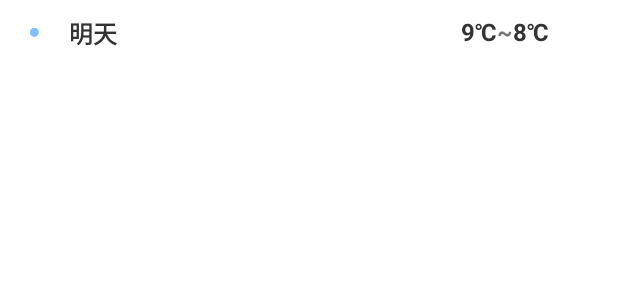
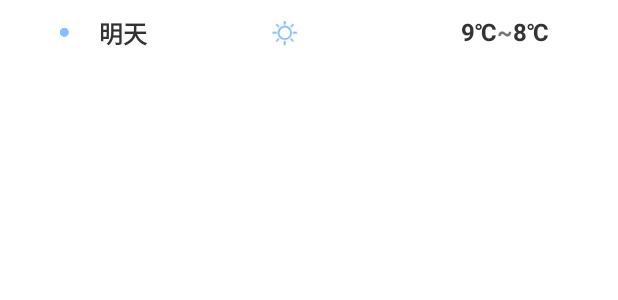
Before and after one commit to 2285-qw/weather, an Android app: the layout weather_item.xml on its own in the app's theme, with its tools: preview values and no code run, on a phone screen of 412 x 824 dp. Shown: the top 300 px of the screen. Run offline under Robolectric (Android 15) with nearby library versions, the phone set to English and light mode, and no system bars.

Commit message:
异步处理前修改

```diff
--- a/app/src/main/res/layout/mian.xml
+++ b/app/src/main/res/layout/mian.xml
@@ -7,6 +7,7 @@
     tools:context=".MainActivity">
 
     <ImageView
+        android:id="@+id/main_beijin"
         android:layout_width="match_parent"
         android:layout_height="wrap_content"
         android:scaleType="fitXY"
@@ -62,6 +63,7 @@
 
         <TextView
             android:id="@+id/time"
+            android:layout_marginTop="10dp"
             android:layout_width="wrap_content"
             android:layout_height="wrap_content"
             android:layout_gravity="center"
@@ -78,7 +80,8 @@
                 android:layout_width="match_parent"
                 android:layout_height="wrap_content"
                 android:scaleType="fitXY"
-                android:src="@mipmap/mian_back" />
+                android:src="@mipmap/mian_back"
+                android:layout_marginTop="50dp"/>
 
             <ListView
                 android:id="@+id/list_weather"
--- a/app/src/main/res/layout/weather_item.xml
+++ b/app/src/main/res/layout/weather_item.xml
@@ -4,7 +4,7 @@
     android:layout_height="match_parent"
     android:padding="10dp">
     <LinearLayout
-        android:layout_width="wrap_content"
+        android:layout_width="180dp"
         android:layout_height="wrap_content"
         android:layout_alignParentLeft="true"
         android:layout_marginLeft="10dp">
@@ -12,6 +12,7 @@
         <ImageView
             android:layout_width="6dp"
             android:layout_height="6dp"
+            android:layout_marginLeft="20dp"
             android:layout_gravity="center"
             android:src="@mipmap/spot"/>
 
@@ -24,21 +25,23 @@
             android:textColor="#333333"
             android:textSize="16sp"
             android:textStyle="bold"/>
+        <TextView
+            android:layout_width="wrap_content"
+            android:layout_height="wrap_content"
+            android:layout_weight="1"/>
 
-<!--        <TextView-->
-<!--            android:id="@+id/tv_type"-->
-<!--            android:layout_width="wrap_content"-->
-<!--            android:layout_height="wrap_content"-->
-<!--            android:text="小雪"-->
-<!--            android:textSize="12sp"-->
-<!--            android:textStyle="bold"/>-->
+        <ImageView
+            android:id="@+id/weather_icon"
+            android:layout_gravity="center"
+            android:layout_width="20dp"
+            android:layout_height="20dp"
+            android:src="@mipmap/fine1"/>
     </LinearLayout>
 
     <LinearLayout
         android:layout_width="wrap_content"
         android:layout_height="wrap_content"
         android:layout_alignParentRight="true"
-
         android:layout_marginEnd="20dp"
         android:layout_marginRight="10dp">
         <TextView
```
Also changed, not shown: app/src/main/java/com/example/weather/MainActivity.java (+13 -1 lines), app/src/main/java/com/example/weather/adapter/WeatherAdapter.java (+19 -0 lines), app/src/main/res/mipmap-xxxhdpi/beijin_xiayu.png (added), app/src/main/res/mipmap-xxxhdpi/duoyun.png (added), app/src/main/res/mipmap-xxxhdpi/fine1.png (added), app/src/main/res/mipmap-xxxhdpi/leiyu.png (added), app/src/main/res/mipmap-xxxhdpi/xiayu.png (added), app/src/main/res/mipmap-xxxhdpi/yingtian.png (added).
